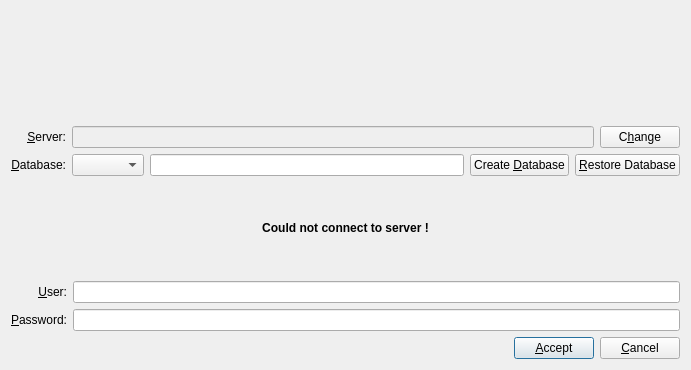
Before: the Qt Designer form Koo/ui/login.ui in xrg/openerp-client-kde, drawn with Qt 5.
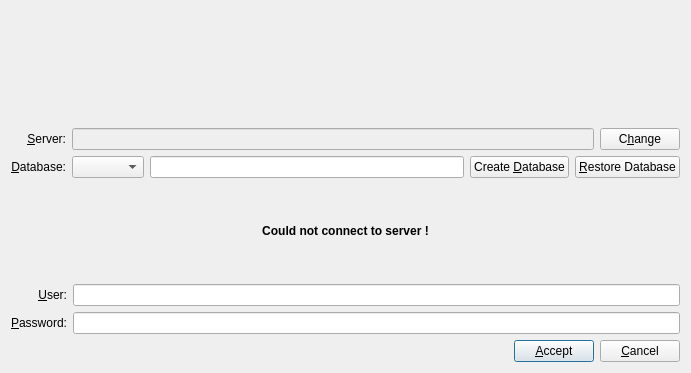
After: the same form once the commit is applied. Icons and pictures are not drawn.

Commit message: [FIX] Long standing issues in TipOfTheDayDialog fixed. Dialog has been moved to the Dialogs module and tips are translatable.

Diff of the .ui file:
```diff
--- a/Koo/ui/login.ui
+++ b/Koo/ui/login.ui
@@ -10,7 +10,7 @@
     <x>0</x>
     <y>0</y>
     <width>691</width>
-    <height>370</height>
+    <height>373</height>
    </rect>
   </property>
   <property name="sizePolicy">
@@ -34,10 +34,7 @@
       <cursorShape>PointingHandCursor</cursorShape>
      </property>
      <property name="text">
-      <string/>
-     </property>
-     <property name="pixmap">
-      <pixmap resource="common.qrc">:/images/koo.png</pixmap>
+      <string notr="true">&lt;a href=&quot;http://www.NaN-tic.com&quot;&gt;&lt;img src=&quot;:images/koo.png&quot;/&gt;&lt;/a&gt;</string>
      </property>
      <property name="scaledContents">
       <bool>false</bool>
```
Left out of the diff: 2 changed lines with no effect on the pictures. The commit also changes 7 other files.
